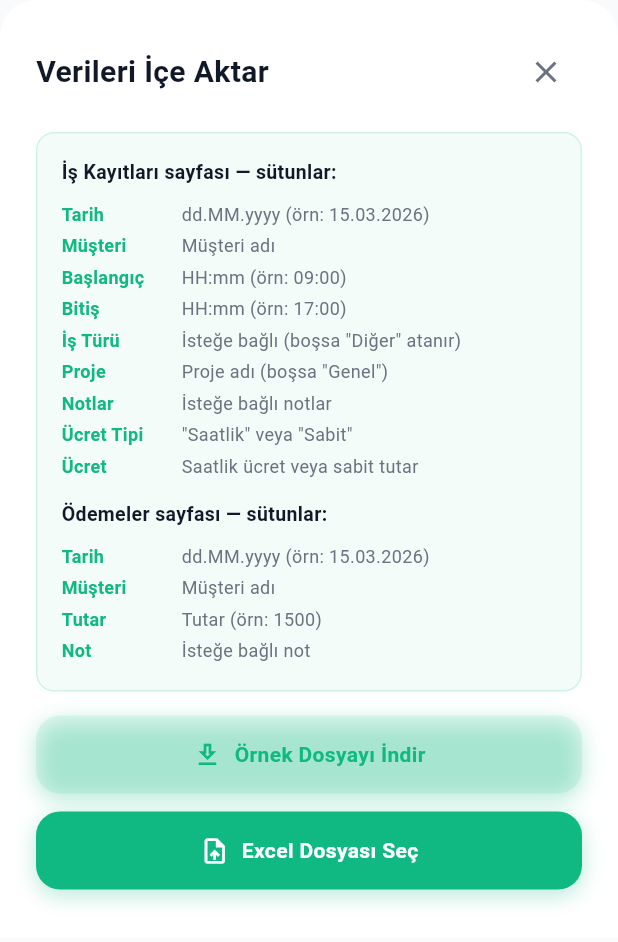
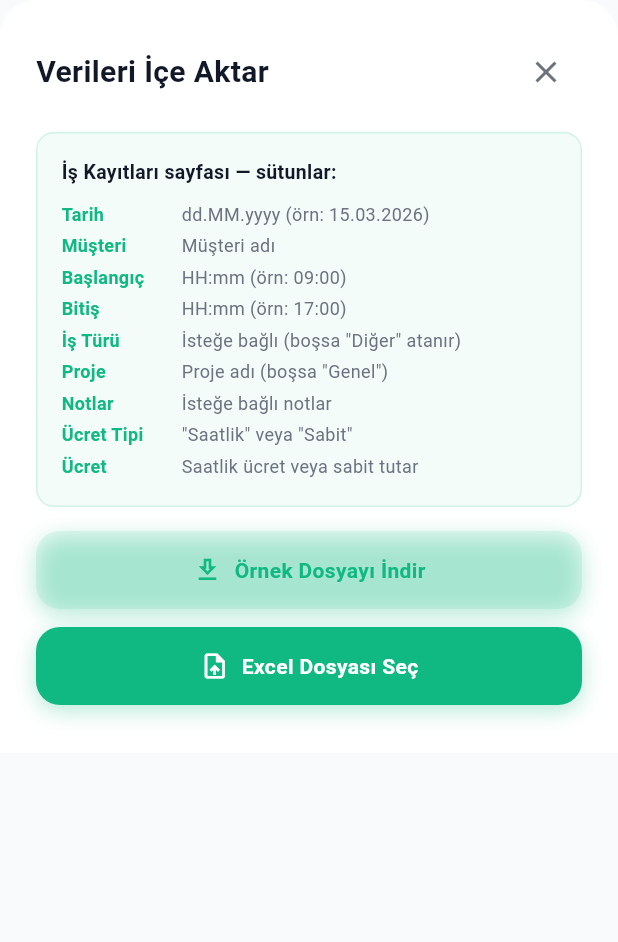
Before and after one commit to Muhammed2101812/worktrack, a Flutter app: the _ImportSheet widget shown alone on an empty page, opened directly, on a phone screen of 412 x 824 dp. Shown: the top 942 px of the screen. Run offline on Flutter 3.47's test engine with Material 3 defaults, Android fonts, the phone set to English and light mode, and no system bars; our stand-ins replace connectivity_plus, file_picker, fl_chart, flutter_dotenv, flutter_inset_shadow, flutter_riverpod and 12 more; missing offline and left inert: excel; accounts and stored records are empty; network calls fail.

Commit message:
revert: remove payments sheet from sample Excel and import info
The user only needs the work-entries sheet. Keep the two sample rows
(hourly + fixed) on the single sheet; drop the 'Ödemeler' sheet and
the payments section from the import format info.

```diff
--- a/lib/screens/settings/settings_screen.dart
+++ b/lib/screens/settings/settings_screen.dart
@@ -1374,20 +1374,6 @@ class _ImportSheetState extends ConsumerState<_ImportSheet> {
                 _formatRow(context, 'Notlar', 'İsteğe bağlı notlar'),
                 _formatRow(context, 'Ücret Tipi', '"Saatlik" veya "Sabit"'),
                 _formatRow(context, 'Ücret', 'Saatlik ücret veya sabit tutar'),
-                const SizedBox(height: 12),
-                Text(
-                  'Ödemeler sayfası — sütunlar:',
-                  style: TextStyle(
-                    fontWeight: FontWeight.bold,
-                    color: c.textMain,
-                    fontSize: 13,
-                  ),
-                ),
-                const SizedBox(height: 8),
-                _formatRow(context, 'Tarih', 'dd.MM.yyyy (örn: 15.03.2026)'),
-                _formatRow(context, 'Müşteri', 'Müşteri adı'),
-                _formatRow(context, 'Tutar', 'Tutar (örn: 1500)'),
-                _formatRow(context, 'Not', 'İsteğe bağlı not'),
               ],
             ),
           ),
--- a/lib/services/export_service.dart
+++ b/lib/services/export_service.dart
@@ -87,21 +87,6 @@ class ExportService {
         TextCellValue('Sabit'),
         TextCellValue('5000'),
       ]);
-
-      // Second sheet: sample payments (so users know the payment format too).
-      final paymentsSheet = excel['Ödemeler'];
-      paymentsSheet.appendRow([
-        TextCellValue('Tarih'),
-        TextCellValue('Müşteri'),
-        TextCellValue('Tutar'),
-        TextCellValue('Not'),
-      ]);
-      paymentsSheet.appendRow([
-        TextCellValue('16.03.2026'),
-        TextCellValue('Örnek Müşteri'),
-        TextCellValue('1500'),
-        TextCellValue('Peşinat'),
-      ]);
     } else {
       final clientMap = {for (final client in clients) client.id: client};
       for (final entry in entries) {
```
Also changed, not shown: 1 other file.
